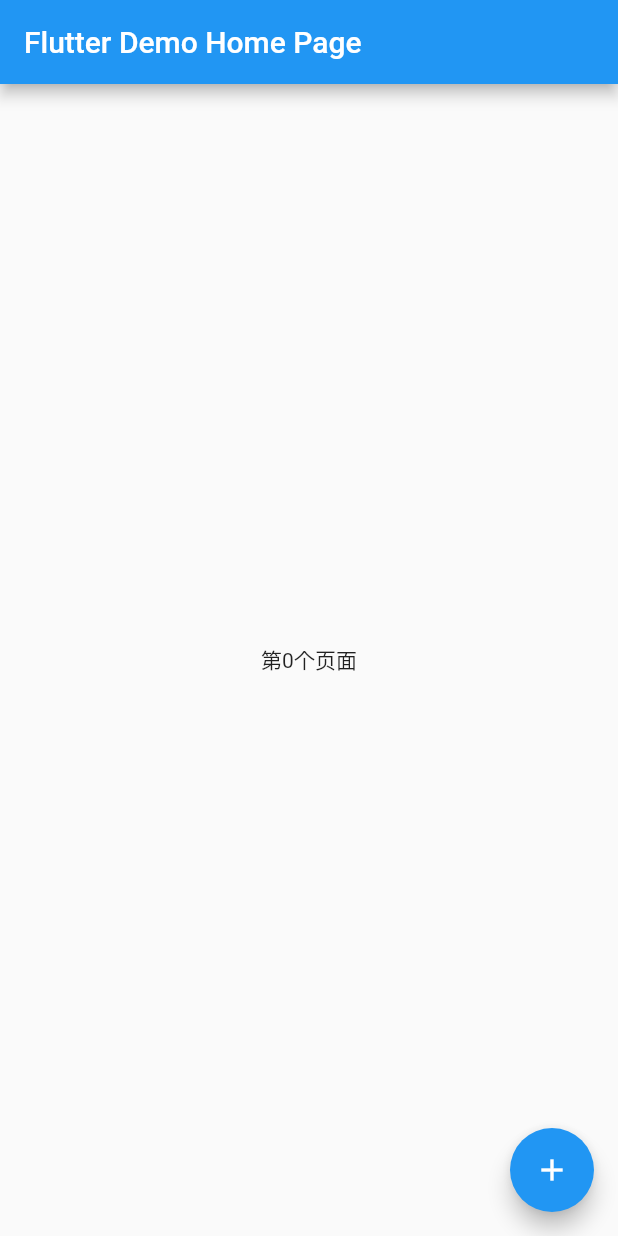
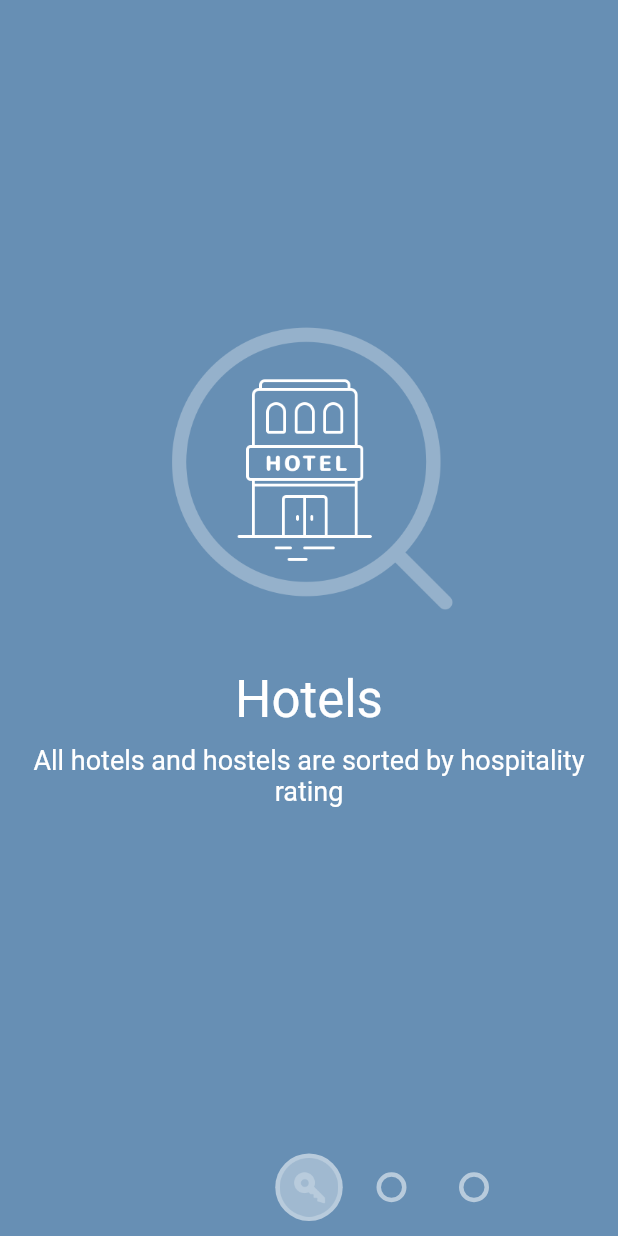
Before and after one commit to 8kEatRadish/-KeepLoveFlutter, a Flutter app: the screen it shows after launch, on a phone screen of 412 x 824 dp. Run offline on Flutter 3.47's test engine with Material 2 defaults, Android fonts, the phone set to English and light mode, and no system bars; our stand-ins replace cached_network_image, dio, event_bus, fluro, flutter_swiper; missing offline and left inert: flutter_webview_plugin; Roboto replaces fonts that are missing (FlamanteRoma).

Commit message:
feat: add flutter_example about flutter challenge

```diff
--- a/keep_love_flutter/example/flutter_example/flutter_example/lib/main.dart
+++ b/keep_love_flutter/example/flutter_example/flutter_example/lib/main.dart
@@ -1,84 +1,127 @@
+// v2: add Gesture detector
+import 'dart:async';
+
 import 'package:flutter/material.dart';
-import 'package:chewie/chewie.dart';
-import 'package:video_player/video_player.dart';
+import 'package:flutter_example/pages/page_dragger.dart';
+import 'package:flutter_example/pages/pager_indicator.dart';
+import 'package:flutter_example/pages/pages.dart';
+import 'package:flutter_example/pages/page_reveal.dart';
 
 void main() => runApp(MyApp());
 
 class MyApp extends StatelessWidget {
-  // This widget is the root of your application.
   @override
   Widget build(BuildContext context) {
     return MaterialApp(
-      title: 'Flutter Demo',
+      title: 'Perspective',
       theme: ThemeData(
-        // This is the theme of your application.
-        //
-        // Try running your application with "flutter run". You'll see the
-        // application has a blue toolbar. Then, without quitting the app, try
-        // changing the primarySwatch below to Colors.green and then invoke
-        // "hot reload" (press "r" in the console where you ran "flutter run",
-        // or simply save your changes to "hot reload" in a Flutter IDE).
-        // Notice that the counter didn't reset back to zero; the application
-        // is not restarted.
         primarySwatch: Colors.blue,
       ),
-      home: MyHomePage(title: 'Flutter Demo Home Page'),
+      home: MyHomePage(),
     );
   }
 }
 
 class MyHomePage extends StatefulWidget {
-  MyHomePage({Key key, this.title}) : super(key: key);
-  final String title;
+  MyHomePage({Key key}) : super(key: key); // changed
 
   @override
   _MyHomePageState createState() => _MyHomePageState();
 }
 
-class _MyHomePageState extends State<MyHomePage> {
-  final playerWidget = new Chewie(
-    new VideoPlayerController.network('')
-  );
-  void _incrementCounter() {
-    setState(() {
-      // This call to setState tells the Flutter framework that something has
-      // changed in this State, which causes it to rerun the build method below
-      // so that the display can reflect the updated values. If we changed
-      // _counter without calling setState(), then the build method would not be
-      // called again, and so nothing would appear to happen.
+class _MyHomePageState extends State<MyHomePage> with TickerProviderStateMixin{
+  StreamController<SlideUpdate> slideUpdateStream;
+  AnimatedPageDragger animatedPageDragger;
+
+  int activeIndex = 0;
+  int nextPageIndex = 0;
+  SlideDirection slideDirection = SlideDirection.none;
+  double slidePercent = 0.0;
+
+  _MyHomePageState() {
+    slideUpdateStream = new StreamController<SlideUpdate>();
+    slideUpdateStream.stream.listen((SlideUpdate event) {
+      setState(() {
+        if (event.updateType == UpdateType.dragging) {
+
+          slideDirection = event.direction;
+          slidePercent = event.slidePercent;
+
+          if(slideDirection == SlideDirection.leftToRight){
+            nextPageIndex = activeIndex - 1;
+          }else if(slideDirection == SlideDirection.rightToLeft){
+            nextPageIndex = activeIndex + 1;
+          }else{
+            nextPageIndex = activeIndex;
+          }
+        }else if(event.updateType == UpdateType.doneDragging) {
+          print('doneDragging ${slidePercent}');
+          if(slidePercent > 0.5){
+            animatedPageDragger = new AnimatedPageDragger(
+              slideDirection: slideDirection,
+              transitionGoal: TransitionGoal.open,
+              slidePercent: slidePercent,
+              slideUpdateStream: slideUpdateStream,
+              vsync:this,
+            );
+          }else{
+            animatedPageDragger = new AnimatedPageDragger(
+              slideDirection: slideDirection,
+              transitionGoal: TransitionGoal.close,
+              slidePercent: slidePercent,
+              slideUpdateStream: slideUpdateStream,
+              vsync:this,
+            );
+            nextPageIndex = activeIndex;
+          }
+
+          animatedPageDragger.run();
+        }else if(event.updateType == UpdateType.animating){
+          print('Sliding ${event.direction} at ${event.slidePercent}');
+          slideDirection = event.direction;
+          slidePercent = event.slidePercent;
+        }else if(event.updateType == UpdateType.doneAnimating){
+          activeIndex = nextPageIndex;
+          slideDirection = SlideDirection.none;
+          slidePercent = 0.0;
+
+          animatedPageDragger.dispose();
+
+        }
+      });
     });
   }
 
   @override
   Widget build(BuildContext context) {
-    // This method is rerun every time setState is called, for instance as done
-    // by the _incrementCounter method above.
-    //
-    // The Flutter framework has been optimized to make rerunning build methods
-    // fast, so that you can just rebuild anything that needs updating rather
-    // than having to individually change instances of widgets.
-    return Scaffold(
-      appBar: AppBar(
-        // Here we take the value from the MyHomePage object that was created by
-        // the App.build method, and use it to set our appbar title.
-        title: Text(widget.title),
-      ),
-      body: PageView.builder(
-        scrollDirection: Axis.vertical,
-        itemCount: 3,
-        itemBuilder: (BuildContext context,int index){
-          return Container(
-            child: Center(
-              child: Text('第$index个页面'),
-            ),
-          );
-        },
-      ),
-      floatingActionButton: FloatingActionButton(
-        onPressed: _incrementCounter,
-        tooltip: 'Increment',
-        child: Icon(Icons.add),
-      ), // This trailing comma makes auto-formatting nicer for build methods.
-    );
+    return new Scaffold(
+        body: new Stack(
+      children: <Widget>[
+        new Page(
+          viewModel: pages[activeIndex],
+          percentVisible: 1.0,
+        ),
+        new PageReveal(
+          revealPercent: slidePercent,
+          child: new Page(
+            viewModel: pages[nextPageIndex],
+            percentVisible: slidePercent,
+          ),
+        ),
+        new PagerIndicator(
+          viewModel: new PagerIndicatorViewModel(
+            pages,
+            activeIndex,
+            slideDirection,
+            slidePercent,
+          ),
+        ),
+        new PageDragger(
+          canDragLeftToRight: activeIndex >0,
+          canDragRightToLeft: activeIndex < pages.length -1,
+          slideUpdateStream: this.slideUpdateStream,
+        ),
+      ],
+    ));
   }
 }
--- /dev/null
+++ b/keep_love_flutter/example/flutter_example/flutter_example/lib/pages/page_dragger.dart
@@ -0,0 +1,176 @@
+import 'dart:async';
+import 'dart:ui';
+
+import 'package:flutter/material.dart';
+import 'package:flutter_example/pages/pager_indicator.dart';
+
+class PageDragger extends StatefulWidget {
+  final bool canDragLeftToRight;
+  final bool canDragRightToLeft;
+  final StreamController<SlideUpdate> slideUpdateStream;
+
+  const PageDragger(
+      {Key key,
+      this.canDragLeftToRight,
+      this.canDragRightToLeft,
+      this.slideUpdateStream})
+      : super(key: key);
+
+  @override
+  PageDraggerState createState() => new PageDraggerState();
+}
+
+class PageDraggerState extends State<PageDragger> {
+  static const FULL_TRANSITION_PX = 300.0;
+
+  Offset dragStart;
+  SlideDirection slideDirection;
+  double slidePercent = 0.0;
+
+  onDragStart(DragStartDetails details) {
+    dragStart = details.globalPosition;
+  }
+
+  onDragUpdate(DragUpdateDetails details) {
+    if (dragStart != null) {
+      final newPosition = details.globalPosition;
+      final dx = dragStart.dx - newPosition.dx;
+      if (dx > 0.0 && widget.canDragRightToLeft) {
+        slideDirection = SlideDirection.rightToLeft;
+      } else if (dx < 0.0 && widget.canDragLeftToRight) {
+        slideDirection = SlideDirection.leftToRight;
+      } else {
+        slideDirection = SlideDirection.none;
+      }
+
+      if (slideDirection != SlideDirection.none) {
+        slidePercent = (dx / FULL_TRANSITION_PX).abs().clamp(0.0, 1.0);
+      } else {
+        slidePercent = 0.0;
+      }
+      widget.slideUpdateStream.add(
+          new SlideUpdate(UpdateType.dragging, slideDirection, slidePercent));
+
+      print('Dragging $slideDirection at $slidePercent%');
+    }
+  }
+
+  onDragEnd(DragEndDetails details) {
+    widget.slideUpdateStream.add(
+        new SlideUpdate(UpdateType.doneDragging, SlideDirection.none, 0.0));
+    dragStart = null;
+  }
+
+  @override
+  Widget build(BuildContext context) {
+    return new GestureDetector(
+      onHorizontalDragStart: onDragStart,
+      onHorizontalDragUpdate: onDragUpdate,
+      onHorizontalDragEnd: onDragEnd,
+    );
+  }
+
+  @override
+  void initState() {
+    // TODO: implement initState
+    super.initState();
+  }
+
+  @override
+  void dispose() {
+    // TODO: implement dispose
+    super.dispose();
+  }
+
+  @override
+  void didUpdateWidget(PageDragger oldWidget) {
+    // TODO: implement didUpdateWidget
+    super.didUpdateWidget(oldWidget);
+  }
+
+  @override
+  void didChangeDependencies() {
+    // TODO: implement didChangeDependencies
+    super.didChangeDependencies();
+  }
+}
+
+enum UpdateType {
+  dragging,
+  doneDragging,
+  animating,
+  doneAnimating,
+}
+
+class AnimatedPageDragger {
+  static const PERCENT_PER_MILLISECOND = 0.005;
+
+  final slideDirection;
+  final transitionGoal;
+
+  AnimationController completionAnimationController;
+
+  AnimatedPageDragger({
+    this.slideDirection,
+    this.transitionGoal,
+    slidePercent,
+    StreamController<SlideUpdate> slideUpdateStream,
+    TickerProvider vsync,
+  }) {
+
+    final startSlidePercent = slidePercent;
+    var endSlidePercent;
+    var duration;
+
+    if(transitionGoal == TransitionGoal.open){
+      endSlidePercent = 1.0;
+      final slideRemaining = 1.0 - slidePercent;
+      duration = new Duration(
+        milliseconds: (slideRemaining / PERCENT_PER_MILLISECOND).round()
+      );
+    }else {
+      endSlidePercent = 0.0;
+      duration = new Duration(
+        milliseconds: (slidePercent / PERCENT_PER_MILLISECOND).round()
+      );
+    }
+
+    completionAnimationController = new AnimationController(
+      duration: duration,
+      vsync: vsync,
+    )..addListener((){
+      print('startSlidePercent ${startSlidePercent} ; endSlidePercent ${endSlidePercent} ');
+      slidePercent = lerpDouble(startSlidePercent, endSlidePercent, completionAnimationController.value);
+      slideUpdateStream.add(
+       new SlideUpdate(UpdateType.animating, slideDirection, slidePercent)
+      );
+    })..addStatusListener((AnimationStatus status){
+      if(status ==  AnimationStatus.completed){
+        slideUpdateStream.add(new SlideUpdate(UpdateType.doneAnimating, slideDirection, endSlidePercent));
+      }
+    });
+  }
+
+
+  run(){
+    completionAnimationController.forward(from: 0.0);
+  }
+
+  dispose(){
+    completionAnimationController.dispose();
+  }
+
+}
+
+enum TransitionGoal {
+  open,
+  close,
+}
+
+class SlideUpdate {
+  final updateType;
+  final direction;
+  final slidePercent;
+
+  SlideUpdate(this.updateType, this.direction, this.slidePercent);
+}
--- /dev/null
+++ b/keep_love_flutter/example/flutter_example/flutter_example/lib/pages/page_reveal.dart
@@ -0,0 +1,45 @@
+import 'dart:math';
+
+import 'package:flutter/material.dart';
+
+class PageReveal extends StatelessWidget {
+
+  final double revealPercent;
+  final Widget child;
+
+  const PageReveal({Key key, this.revealPercent, this.child}) : super(key: key);
+
+  @override
+  Widget build(BuildContext context) {
+    return new ClipOval(
+      clipper: new CircleRevealClipper(revealPercent),
+      child: child,
+    );
+  }
+}
+
+class CircleRevealClipper extends CustomClipper<Rect>{
+
+  final double revealPercent;
+
+  CircleRevealClipper(this.revealPercent);
+
+  @override
+  Rect getClip(Size size) {
+    final epicenter = new Offset(size.width / 2, size.height * 0.9);
+
+    double theta = atan(epicenter.dy / epicenter.dx);
+    print(size.height * 0.9);
+    print('djdjdj'+ epicenter.dy.toString());
+    final distanceToCorner = epicenter.dy / sin(theta);
+
+    final radius = distanceToCorner * revealPercent;
+    final diameter = 2 * radius;
+    return Rect.fromLTWH(epicenter.dx - radius, epicenter.dy - radius, diameter, diameter);
+  }
+
+  @override
+  bool shouldReclip(CustomClipper<Rect> oldClipper) {
+    return true;
+  }
+}
--- /dev/null
+++ b/keep_love_flutter/example/flutter_example/flutter_example/lib/pages/pager_indicator.dart
@@ -0,0 +1,131 @@
+import 'dart:ui';
+
+import 'package:flutter/material.dart';
+import 'package:flutter_example/pages/pages.dart';
+
+class PagerIndicator extends StatelessWidget {
+
+  final PagerIndicatorViewModel viewModel;
+
+  const PagerIndicator({Key key, this.viewModel}) : super(key: key);
+
+
+  @override
+  Widget build(BuildContext context) {
+
+    List<PageBubble> bubbles = [];
+    for(var i = 0; i < viewModel.pages.length; ++i) {
+      final page = viewModel.pages[i];
+
+      var percentAcitve;
+      if(i == viewModel.acitveIndex){
+        percentAcitve = 1.0 - viewModel.slidePercent;
+      }else if (i == viewModel.acitveIndex - 1 && viewModel.slideDirection == SlideDirection.leftToRight){
+        percentAcitve = viewModel.slidePercent;
+      }else if (i == viewModel.acitveIndex + 1 && viewModel.slideDirection == SlideDirection.rightToLeft){
+        percentAcitve = viewModel.slidePercent;
+      }else{
+        percentAcitve = 0.0;
+      }
+
+      bool isHollow = i > viewModel.acitveIndex || (i == viewModel.acitveIndex && viewModel.slideDirection == SlideDirection.leftToRight);
+
+      bubbles.add(
+        new PageBubble(
+          viewModel: new PagerBubbleViewModel(
+            page.iconAssetPath,
+            page.color,
+            isHollow,
+            percentAcitve,
+          ),
+        )
+      );
+    }
+
+    final BUBBLE_WIDTH = 55.0;
+    final baseTranslation = ((viewModel.pages.length * BUBBLE_WIDTH) / 2) - (BUBBLE_WIDTH / 2);
+    var translation = baseTranslation - (viewModel.acitveIndex * BUBBLE_WIDTH);
+
+    if(viewModel.slideDirection == SlideDirection.leftToRight){
+      translation += BUBBLE_WIDTH * viewModel.slidePercent;
+    }else if(viewModel.slideDirection == SlideDirection.rightToLeft){
+      translation -= BUBBLE_WIDTH * viewModel.slidePercent;
+    }
+
+    return  new Column(
+      children: <Widget>[
+        new Expanded(child: new Container()),
+        Transform(
+          transform: new Matrix4.translationValues(translation, 0.0, 0.0),
+          child: new Row(
+            mainAxisAlignment: MainAxisAlignment.center,
+            children: bubbles,
+          ),
+        )
+      ],
+    );
+  }
+}
+
+enum SlideDirection{
+  leftToRight,
+  rightToLeft,
+  none,
+}
+
+class PagerIndicatorViewModel {
+  final List<PageViewModel> pages;
+  final int acitveIndex;
+  final SlideDirection slideDirection;
+  final double slidePercent;
+
+  PagerIndicatorViewModel(this.pages, this.acitveIndex, this.slideDirection, this.slidePercent);
+}
+
+
+class PageBubble extends StatelessWidget {
+
+  final PagerBubbleViewModel viewModel;
+
+  const PageBubble({Key key, this.viewModel}) : super(key: key);
+
+
+  @override
+  Widget build(BuildContext context) {
+    return  Container(
+      width: 55.0,
+      height: 65.0,
+      child: Center(
+        child: new Container(
+          width: lerpDouble(20.0, 45.0, viewModel.activePercent),
+          height: lerpDouble(20.0, 45.0, viewModel.activePercent),
+          decoration: new BoxDecoration(
+              shape: BoxShape.circle,
+              color: viewModel.isHollow ? const Color(0x88ffffff).withAlpha((0x88 * viewModel.activePercent).round()) : const Color(0x88ffffff),
+            border: new Border.all(
+              color: viewModel.isHollow ?  const Color(0x88ffffff).withAlpha((0x88 * (1 - viewModel.activePercent)).round()) : Colors.transparent,
+              width: 3.0,
+            )
+          ),
+          child: Opacity(
+            opacity: viewModel.activePercent,
+            child: new Image.asset(
+              viewModel.iconAssetPath,
+              color: viewModel.color,
+            ),
+          ),
+        ),
+      ),
+    );
+  }
+}
+
+
+class PagerBubbleViewModel {
+  final String iconAssetPath;
+  final Color color;
+  final bool isHollow;
+  final double activePercent;
+
+  PagerBubbleViewModel(this.iconAssetPath, this.color, this.isHollow, this.activePercent);
+}
--- /dev/null
+++ b/keep_love_flutter/example/flutter_example/flutter_example/lib/pages/pages.dart
@@ -0,0 +1,98 @@
+import 'package:flutter/material.dart';
+
+final pages = [
+  new PageViewModel(
+      const Color(0xff678fb4),
+      'assets/hotels.png',
+      'Hotels',
+      'All hotels and hostels are sorted by hospitality rating',
+      'assets/key.png'
+  ),
+  new PageViewModel(
+      const Color(0xff65b0b4),
+      'assets/banks.png',
+      'Banks',
+      'We carefully verify all banks before adding them into the app',
+      'assets/wallet.png',
+  ),
+  new PageViewModel(
+      const Color(0xff9b90bc),
+      'assets/stores.png',
+      'Store',
+      'All local stores are categorized for your convenience',
+      'assets/shopping_cart.png'
+  )
+];
+
+class Page extends StatelessWidget {
+
+  final PageViewModel viewModel;
+  final double percentVisible;
+
+  const Page({Key key, this.viewModel, this.percentVisible = 1.0}) : super(key: key);
+
+  @override
+  Widget build(BuildContext context) {
+    return new Container(
+      width: double.infinity,
+      color: viewModel.color,
+      child: new Opacity(
+        opacity: percentVisible,
+        child: new Column(
+          mainAxisAlignment: MainAxisAlignment.center,
+          children: <Widget>[
+            new Transform(
+              transform: new Matrix4.translationValues(0.0, 50.0 * (1.0 - percentVisible), 0.0),
+              child: Padding(
+                padding: const EdgeInsets.only(bottom: 25.0),
+                child: new Image.asset(
+                    viewModel.heroAssetPath,
+                    width: 200.0,
+                    height: 200.0
+                ),
+              ),
+            ),
+            new Transform(
+              transform: new Matrix4.translationValues(0.0, 30.0 * (1 - percentVisible), 0.0),
+              child: Padding(
+                padding: const EdgeInsets.symmetric(vertical: 10.0),
+                child: new Text(
+                  viewModel.title,
+                  style: new TextStyle(
+                    color: Colors.white,
+                    fontFamily: 'FlamanteRoma',
+                    fontSize: 34.0,
+                  ),
+                ),
+              ),
+            ),
+            new Transform(
+              transform: new Matrix4.translationValues(0.0, 30.0 * (1 - percentVisible), 0.0),
+              child: Padding(
+                padding: const EdgeInsets.only(bottom: 75.0),
+                child: new Text(
+                    viewModel.body,
+                    textAlign: TextAlign.center,
+                    style: new TextStyle(
+                      color: Colors.white,
+                      fontSize: 18.0,
+                    )
+                ),
+              ),
+            ),
+          ],
+        ),
+      ),
+    );
+  }
+}
+
+class PageViewModel{
+  final Color color;
+  final String heroAssetPath;
+  final String title;
+  final String body;
+  final String iconAssetPath;
+
+  PageViewModel(this.color, this.heroAssetPath, this.title, this.body, this.iconAssetPath);
+}
--- a/keep_love_flutter/example/flutter_example/flutter_example/pubspec.yaml
+++ b/keep_love_flutter/example/flutter_example/flutter_example/pubspec.yaml
@@ -16,10 +16,12 @@ dependencies:
   flutter:
     sdk: flutter
   chewie: ^0.8.0
+  true_time: ^0.1.0
 
   # The following adds the Cupertino Icons font to your application.
   # Use with the CupertinoIcons class for iOS style icons.
   cupertino_icons: ^0.1.2
+  date_format: ^1.0.6
 
 dev_dependencies:
   flutter_test:
@@ -39,8 +41,7 @@ flutter:
 
   # To add assets to your application, add an assets section, like this:
   assets:
-  - video/
-  #  - images/a_dot_burr.jpeg
+    - assets/
   #  - images/a_dot_ham.jpeg
 
   # An image asset can refer to one or more resolution-specific "variants", see
```
Also changed, not shown: keep_love_flutter/lib/pages/login.dart (+13 -60 lines), keep_love_flutter/example/flutter_example/flutter_example/assets/banks.png (added), keep_love_flutter/example/flutter_example/flutter_example/assets/hotels.png (added), keep_love_flutter/example/flutter_example/flutter_example/assets/key.png (added), keep_love_flutter/example/flutter_example/flutter_example/assets/shopping_cart.png (added), keep_love_flutter/example/flutter_example/flutter_example/assets/stores.png (added), keep_love_flutter/example/flutter_example/flutter_example/assets/wallet.png (added), 1 other file.
